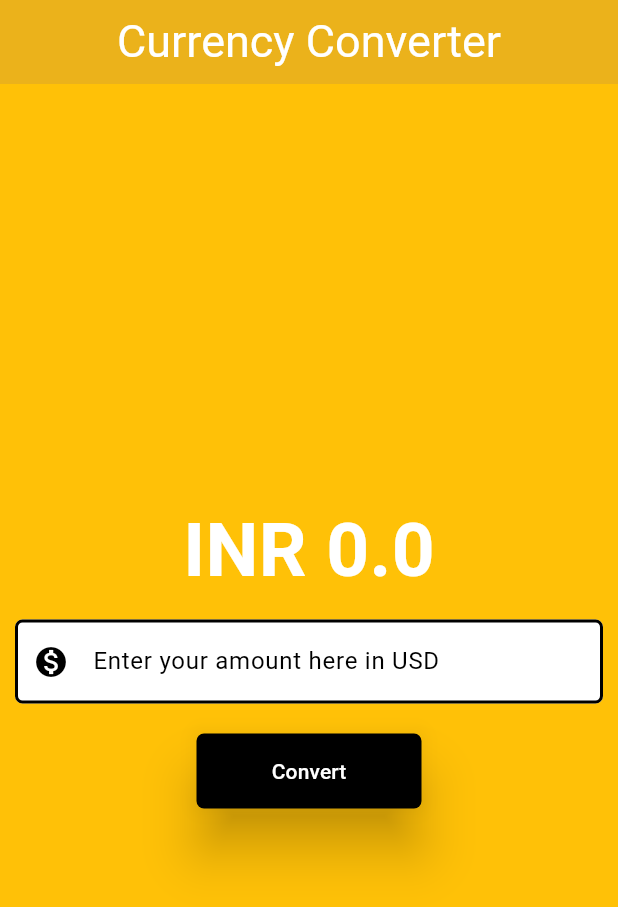
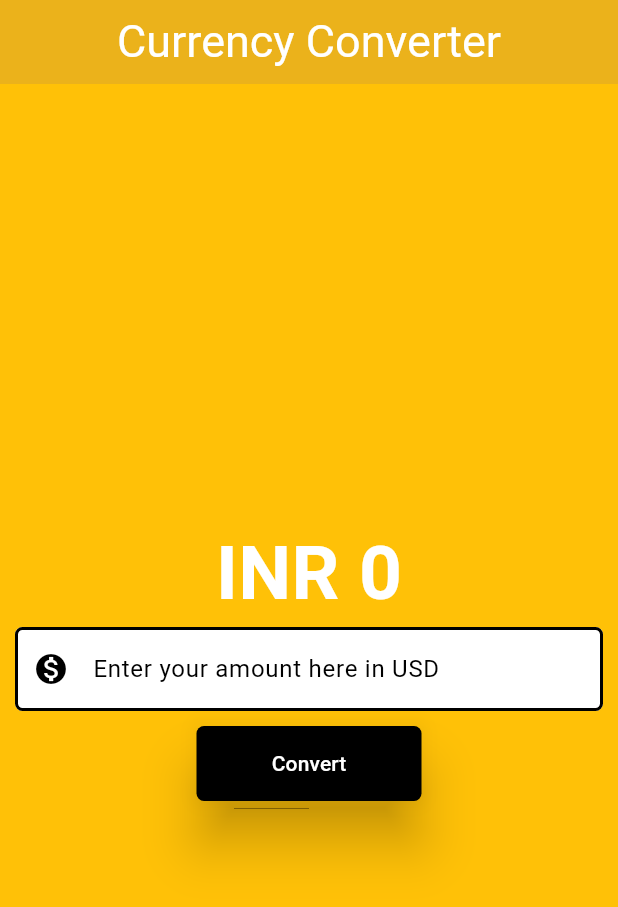
Before and after one commit to GuthulaSri/Flutter_sample, a Flutter app: the screen it shows after launch, on a phone screen of 412 x 824 dp. Shown: the top 907 px of the screen. Run offline on Flutter 3.47's test engine with Material 3 defaults, Android fonts, the phone set to English and light mode, and no system bars.

Commit message:
Sized Box

```diff
--- a/flutter_project/lib/pages/currency_converter_material_page.dart
+++ b/flutter_project/lib/pages/currency_converter_material_page.dart
@@ -36,20 +36,20 @@ class _CurrencyConverterState extends State<CurrencyConverter> {
         ),
 
         body:  Center(
-            child:  Column(
+            child:  Padding(
+              padding: const EdgeInsets.all(10.0),
+              child: Column(
                 mainAxisAlignment: MainAxisAlignment.center,
                 children: [
                     Text(
-                   'INR $result',
+                     'INR ${result!=0 ? result.toStringAsFixed(2) : result.toStringAsFixed(0)}',
                      style: const TextStyle(
                     fontSize: 50,
                     fontWeight: FontWeight.bold,
                     color: Color.fromARGB(255, 255, 255, 255),
                                    ),
                                    ),
-                Padding(
-                  padding: const EdgeInsets.all(10.0),
-                  child: TextField(
+                  TextField(
                     controller: textEditingController,
                     style: const TextStyle(
                       color: Colors.black,
@@ -70,11 +70,8 @@ class _CurrencyConverterState extends State<CurrencyConverter> {
                          decimal: true,
                        ),
                     ),
-                    // textInputAction: TextInputAction.done,
-                    ),
-                Padding(
-                  padding: const EdgeInsets.all(10.0),
-                  child: ElevatedButton(onPressed: (){
+                  const SizedBox(height: 10,),
+                  ElevatedButton(onPressed: (){
                     // debug mode, release mode, profile mode
 
                     setState(() {
@@ -90,8 +87,8 @@ class _CurrencyConverterState extends State<CurrencyConverter> {
                       shape: WidgetStatePropertyAll(RoundedRectangleBorder(borderRadius: BorderRadius.circular(5))),
                     ),
                     child: const Text('Convert'),),
+                ],
               ),
-              ],
             ),
         ),
       );
```
Lines whose indentation alone changed are shown as unchanged.
